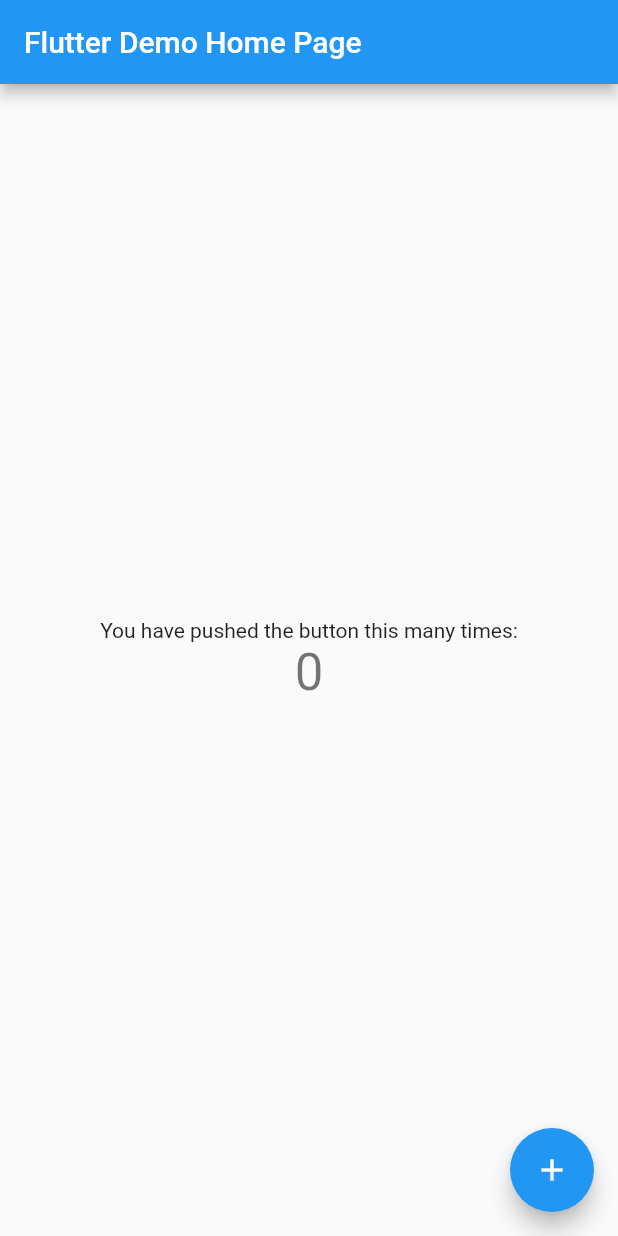
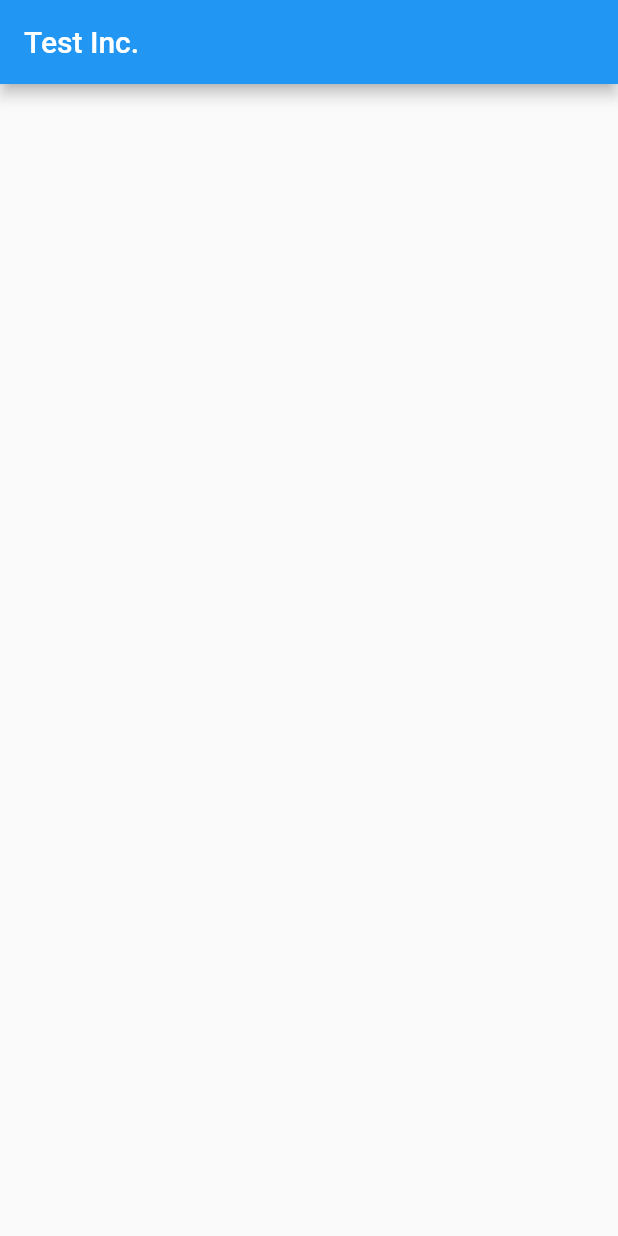
Before and after one commit to gallottohugo/test_inc, a Flutter app: the screen it shows after launch, on a phone screen of 412 x 824 dp. Run offline on Flutter 3.47's test engine with Material 2 defaults, Android fonts, the phone set to English and light mode, and no system bars.

Commit message:
Refact main.dart

```diff
--- a/lib/main.dart
+++ b/lib/main.dart
@@ -1,117 +1,36 @@
 import 'package:flutter/material.dart';
 
-void main() {
-  runApp(MyApp());
-}
+void main() { runApp(MyApp()); }
 
 class MyApp extends StatelessWidget {
-  // This widget is the root of your application.
   	@override
   	Widget build(BuildContext context) {
     	return MaterialApp(
-      title: 'Flutter Demo',
+      		title: 'Test Inc.',
       		theme: ThemeData(
-        // This is the theme of your application.
-        //
-        // Try running your application with "flutter run". You'll see the
-        // application has a blue toolbar. Then, without quitting the app, try
-        // changing the primarySwatch below to Colors.green and then invoke
-        // "hot reload" (press "r" in the console where you ran "flutter run",
-        // or simply save your changes to "hot reload" in a Flutter IDE).
-        // Notice that the counter didn't reset back to zero; the application
-        // is not restarted.
         		primarySwatch: Colors.blue,
-        // This makes the visual density adapt to the platform that you run
-        // the app on. For desktop platforms, the controls will be smaller and
-        // closer together (more dense) than on mobile platforms.
         		visualDensity: VisualDensity.adaptivePlatformDensity,
       		),
-      home: MyHomePage(title: 'Flutter Demo Home Page'),
+			debugShowCheckedModeBanner: false,
+      		home: MyHomePage(),
     	);
   	}
 }
 
 class MyHomePage extends StatefulWidget {
-  MyHomePage({Key key, this.title}) : super(key: key);
-
-  // This widget is the home page of your application. It is stateful, meaning
-  // that it has a State object (defined below) that contains fields that affect
-  // how it looks.
-
-  // This class is the configuration for the state. It holds the values (in this
-  // case the title) provided by the parent (in this case the App widget) and
-  // used by the build method of the State. Fields in a Widget subclass are
-  // always marked "final".
-
-  final String title;
+  	MyHomePage({Key key}) : super(key: key);
 
   	@override
   	_MyHomePageState createState() => _MyHomePageState();
 }
 
 class _MyHomePageState extends State<MyHomePage> {
-  int _counter = 0;
-
-  void _incrementCounter() {
-    setState(() {
-      // This call to setState tells the Flutter framework that something has
-      // changed in this State, which causes it to rerun the build method below
-      // so that the display can reflect the updated values. If we changed
-      // _counter without calling setState(), then the build method would not be
-      // called again, and so nothing would appear to happen.
-      _counter++;
-    });
-  }
 
   	@override
   	Widget build(BuildContext context) {
-    // This method is rerun every time setState is called, for instance as done
-    // by the _incrementCounter method above.
-    //
-    // The Flutter framework has been optimized to make rerunning build methods
-    // fast, so that you can just rebuild anything that needs updating rather
-    // than having to individually change instances of widgets.
     	return Scaffold(
-      appBar: AppBar(
-        // Here we take the value from the MyHomePage object that was created by
-        // the App.build method, and use it to set our appbar title.
-        title: Text(widget.title),
-      ),
-      body: Center(
-        // Center is a layout widget. It takes a single child and positions it
-        // in the middle of the parent.
-        child: Column(
-          // Column is also a layout widget. It takes a list of children and
-          // arranges them vertically. By default, it sizes itself to fit its
-          // children horizontally, and tries to be as tall as its parent.
-          //
-          // Invoke "debug painting" (press "p" in the console, choose the
-          // "Toggle Debug Paint" action from the Flutter Inspector in Android
-          // Studio, or the "Toggle Debug Paint" command in Visual Studio Code)
-          // to see the wireframe for each widget.
-          //
-          // Column has various properties to control how it sizes itself and
-          // how it positions its children. Here we use mainAxisAlignment to
-          // center the children vertically; the main axis here is the vertical
-          // axis because Columns are vertical (the cross axis would be
-          // horizontal).
-          mainAxisAlignment: MainAxisAlignment.center,
-          children: <Widget>[
-            Text(
-              'You have pushed the button this many times:',
-            ),
-            Text(
-              '$_counter',
-              style: Theme.of(context).textTheme.headline4,
-            ),
-          ],
-        ),
-      ),
-      floatingActionButton: FloatingActionButton(
-        onPressed: _incrementCounter,
-        tooltip: 'Increment',
-        child: Icon(Icons.add),
-      ), // This trailing comma makes auto-formatting nicer for build methods.
+      		appBar: AppBar(title: Text('Test Inc.')),
+      		body: Center(),
     	);
   	}
 }
```
Lines whose indentation alone changed are shown as unchanged.
